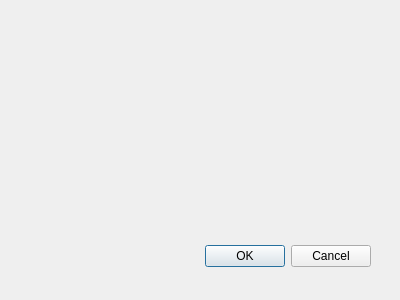
The window that Lab06/Ejercicio2/task.ui (dmolloc1/teo_lab) describes before a commit, drawn with Qt 5.
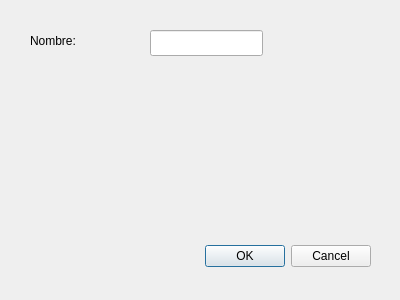
The same window after the commit.

Commit message: Se creo el slot openTask para abrir la ventana de task

What changed in the file:
```diff
--- a/Lab06/Ejercicio2/task.ui
+++ b/Lab06/Ejercicio2/task.ui
@@ -29,6 +29,29 @@
     <set>QDialogButtonBox::StandardButton::Cancel|QDialogButtonBox::StandardButton::Ok</set>
    </property>
   </widget>
+  <widget class="QLineEdit" name="nameInput">
+   <property name="geometry">
+    <rect>
+     <x>150</x>
+     <y>30</y>
+     <width>113</width>
+     <height>26</height>
+    </rect>
+   </property>
+  </widget>
+  <widget class="QLabel" name="label">
+   <property name="geometry">
+    <rect>
+     <x>30</x>
+     <y>30</y>
+     <width>91</width>
+     <height>21</height>
+    </rect>
+   </property>
+   <property name="text">
+    <string>Nombre: </string>
+   </property>
+  </widget>
  </widget>
  <resources/>
  <connections>
```
The commit also changes 4 other files.
